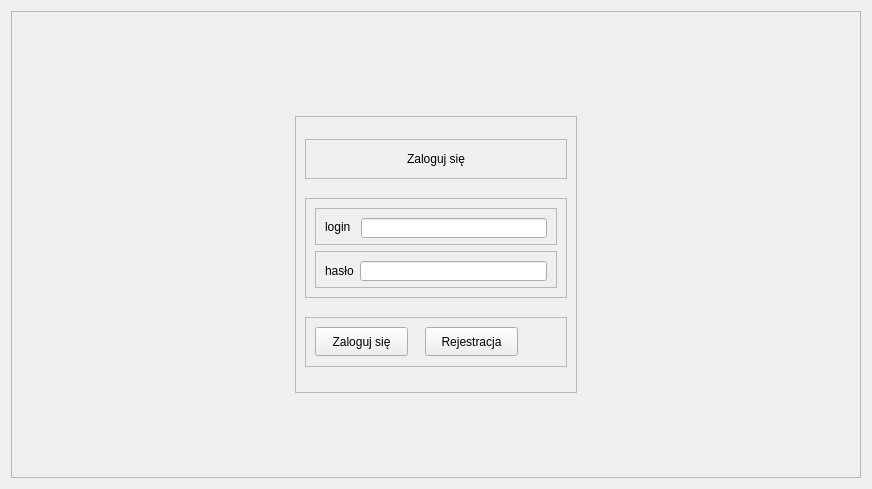
BartoszPietrucha/projekt, file src/UI/templates/LogInPage.ui: the form before one commit.
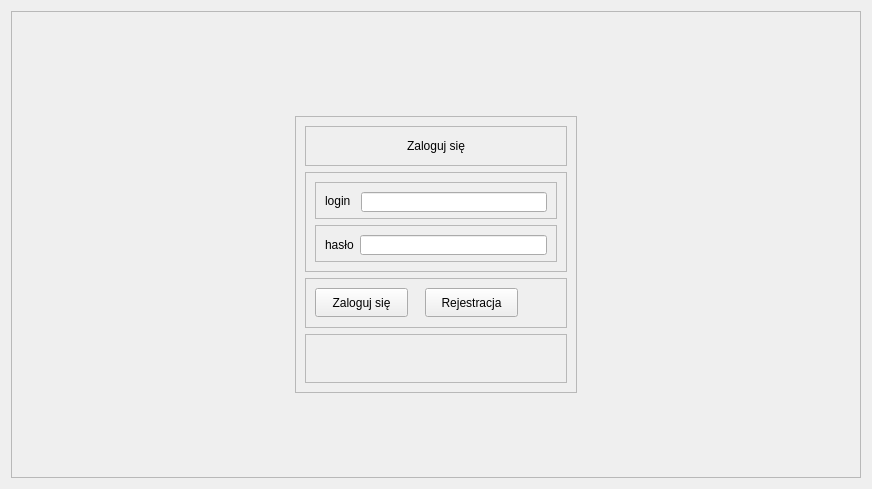
The form after the commit. Icons and pictures are not drawn.

What changed in the file:
```diff
--- a/src/UI/templates/LogInPage.ui
+++ b/src/UI/templates/LogInPage.ui
@@ -469,6 +469,16 @@
                 </widget>
                </widget>
               </item>
+              <item>
+               <widget class="QFrame" name="frame_18">
+                <property name="frameShape">
+                 <enum>QFrame::Shape::StyledPanel</enum>
+                </property>
+                <property name="frameShadow">
+                 <enum>QFrame::Shadow::Raised</enum>
+                </property>
+               </widget>
+              </item>
              </layout>
             </widget>
            </item>
```
Left out of the diff: 9 changed lines with no effect on the pictures.
